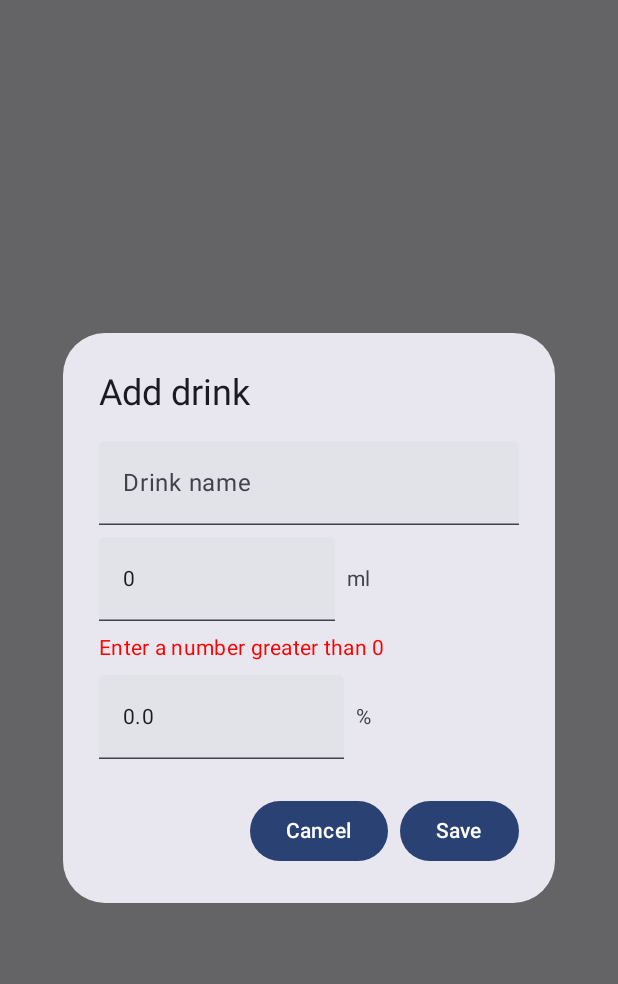
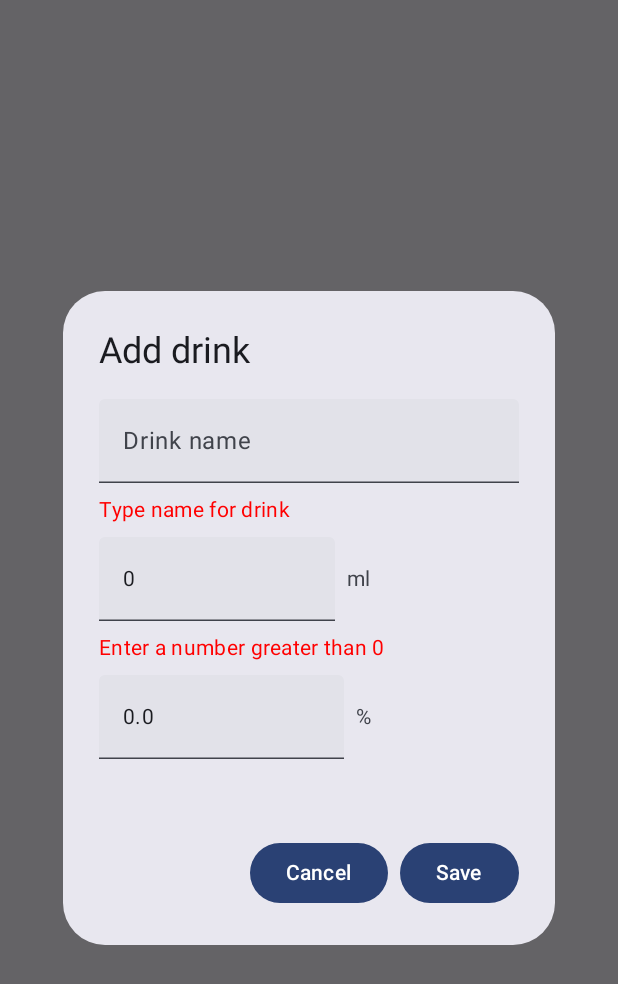
Before and after one commit to khakomaki/Drinkify, an Android app built with Jetpack Compose: the composable AddDrinkDialog shown on its own in the app's theme, on a phone screen of 412 x 824 dp. Shown: the top 984 px of the screen. Run offline under Robolectric (Android 15) with nearby library versions, the phone set to English and light mode, and no system bars.

Commit message:
prevented input fields from sliding when adding drinks

```diff
--- a/app/src/main/java/com/example/drinkify/drinks/AddDrinkDialog.kt
+++ b/app/src/main/java/com/example/drinkify/drinks/AddDrinkDialog.kt
@@ -40,6 +40,12 @@ fun AddDrinkDialog(
                     },
                     placeholder = { Text(text = "Drink name") }
                 )
+                // live validation for name
+                if(state.name.isBlank()) {
+                    Text(text = "Type name for drink", color = Color.Red)
+                } else {
+                    Text(text = "", color = Color.Transparent)
+                }
 
                 // amount
                 Row(
@@ -60,6 +66,8 @@ fun AddDrinkDialog(
                 // live validation for amount
                 if(state.amountInMl <= 0) {
                     Text(text = "Enter a number greater than 0", color = Color.Red)
+                } else {
+                    Text(text = "", color = Color.Transparent)
                 }
 
                 // alcohol percentage
@@ -81,6 +89,8 @@ fun AddDrinkDialog(
                 // live validation for percentage
                 if(state.alcoholPercentage < 0 || 100 < state.alcoholPercentage) {
                     Text(text = "Enter a valid percentage", color = Color.Red)
+                } else {
+                    Text(text = "", color = Color.Transparent)
                 }
             }
         },
```
